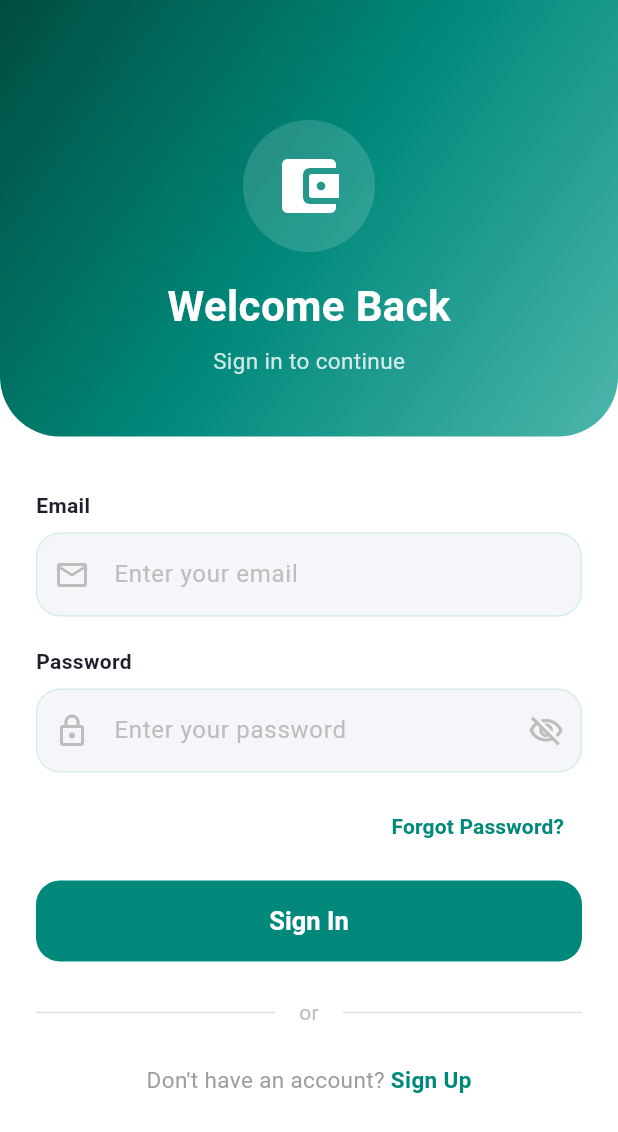
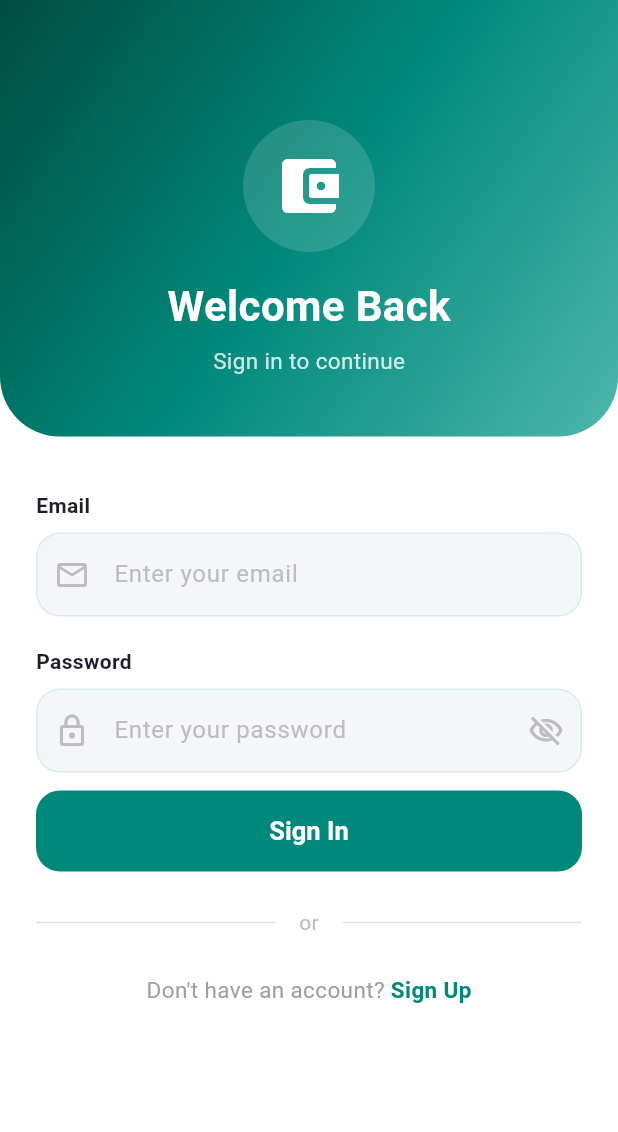
Before and after one commit to Jovin2301/FinSight, a Flutter app: the screen it shows after launch, on a phone screen of 412 x 824 dp. Shown: the top 1132 px of the screen. Run offline on Flutter 3.47's test engine with Material 3 defaults, Android fonts, the phone set to English and light mode, and no system bars; our stand-ins replace csv, emoji_picker_flutter, fl_chart, flutter_dotenv, flutter_secure_storage, image_picker and 3 more; missing offline and left inert: currency_picker, dart:js_interop, google_mlkit_text_recognition.

Commit message:
1. disabled auto login 2. remove forget password 3. remove theme settings

```diff
--- a/finsight/lib/screens/bill_scan_dialog.dart
+++ b/finsight/lib/screens/bill_scan_dialog.dart
@@ -1,12 +1,10 @@
 import 'dart:convert';
-
 import 'package:flutter/foundation.dart';
 import 'package:flutter/material.dart';
 import 'package:flutter_dotenv/flutter_dotenv.dart';
 import 'package:google_mlkit_text_recognition/google_mlkit_text_recognition.dart';
 import 'package:http/http.dart' as http;
 import 'package:image_picker/image_picker.dart';
-
 import '../constants/app_colors.dart';
 import '../models/recurring_payment.dart';
 
--- a/finsight/lib/screens/change_password_screen.dart
+++ b/finsight/lib/screens/change_password_screen.dart
@@ -1,5 +1,4 @@
 import 'dart:convert';
-
 import 'package:flutter/material.dart';
 import 'package:flutter_dotenv/flutter_dotenv.dart';
 import 'package:http/http.dart' as http;
@@ -14,7 +13,6 @@ class ChangePasswordScreen extends StatefulWidget {
   State<ChangePasswordScreen> createState() => _ChangePasswordScreenState();
 }
 
-// ── Live requirement checklist row ─────────────────────────────
 class _RequirementRow extends StatelessWidget {
   final String label;
   final bool met;
@@ -140,7 +138,7 @@ class _ChangePasswordScreenState extends State<ChangePasswordScreen> {
             message = data['error'].toString();
           }
         } catch (_) {
-          // response body wasn't JSON; fall back to the default message
+          // response body wasn't JSON, fall back to the default message
         }
         ScaffoldMessenger.of(
           context,
--- a/finsight/lib/screens/help_center.dart
+++ b/finsight/lib/screens/help_center.dart
@@ -154,7 +154,6 @@ class _HelpCenterScreenState extends State<HelpCenterScreen> {
         children: [
           const SizedBox(height: 8),
 
-          // Search bar
           Container(
             decoration: BoxDecoration(
               color: _cardColor,
@@ -217,7 +216,6 @@ class _HelpCenterScreenState extends State<HelpCenterScreen> {
             const SizedBox(height: 28),
           ],
 
-          // FAQ section
           Row(
             children: [
               Text(
@@ -328,7 +326,6 @@ class _HelpCenterScreenState extends State<HelpCenterScreen> {
   }
 }
 
-// ── Topic card
 class _TopicCard extends StatelessWidget {
   final _TopicItem topic;
   const _TopicCard({required this.topic});
@@ -383,7 +380,6 @@ class _TopicCard extends StatelessWidget {
   }
 }
 
-// ── FAQ tile
 class _FAQTile extends StatefulWidget {
   final _FAQItem item;
   const _FAQTile({required this.item});
@@ -492,7 +488,6 @@ class _FAQTileState extends State<_FAQTile>
   }
 }
 
-// ── Data classes
 class _FAQItem {
   final String question;
   final String answer;
--- a/finsight/lib/screens/homeContent.dart
+++ b/finsight/lib/screens/homeContent.dart
@@ -408,8 +408,6 @@ class HomeContent extends StatelessWidget {
     );
   }
 
-  // ── Helper Widgets ──
-
   Widget _goalsCard() {
     if (goals.isEmpty) return _emptyCard('No goals added yet.');
 
--- a/finsight/lib/screens/login_screen.dart
+++ b/finsight/lib/screens/login_screen.dart
@@ -137,7 +137,6 @@ class _LoginScreenState extends State<LoginScreen> {
             ),
             const SizedBox(height: 36),
 
-            // ── Login Form ──
             Padding(
               padding: const EdgeInsets.symmetric(horizontal: 24),
               child: Column(
@@ -222,23 +221,6 @@ class _LoginScreenState extends State<LoginScreen> {
                   ),
                   const SizedBox(height: 12),
 
-                  // Forgot password
-                  Align(
-                    alignment: Alignment.centerRight,
-                    child: TextButton(
-                      onPressed: () {},
-                      child: const Text(
-                        'Forgot Password?',
-                        style: TextStyle(
-                          color: Color(0xFF00897B),
-                          fontWeight: FontWeight.w600,
-                        ),
-                      ),
-                    ),
-                  ),
-                  const SizedBox(height: 12),
-
-                  // Login button
                   SizedBox(
                     width: double.infinity,
                     height: 54,
--- a/finsight/lib/screens/register_screen.dart
+++ b/finsight/lib/screens/register_screen.dart
@@ -193,7 +193,6 @@ class _RegisterScreenState extends State<RegisterScreen> {
               ),
               const SizedBox(height: 20),
 
-              // Repeat password field
               _buildField(
                 label: 'Repeat password',
                 controller: _confirmPasswordController,
@@ -251,7 +250,6 @@ class _RegisterScreenState extends State<RegisterScreen> {
               ),
               const SizedBox(height: 24),
 
-              // Login button (light mint)
               Row(
                 mainAxisAlignment: MainAxisAlignment.center,
                 children: [
--- a/finsight/lib/screens/splash_screen.dart
+++ b/finsight/lib/screens/splash_screen.dart
@@ -32,7 +32,7 @@ class _SplashScreenState extends State<SplashScreen>
       context,
       MaterialPageRoute(
         builder: (_) =>
-            auth.isLoggedIn ? const MainScreen() : const LoginScreen(),
+            const LoginScreen(),
       ),
     );
   }
--- a/finsight/lib/screens/term_service.dart
+++ b/finsight/lib/screens/term_service.dart
@@ -113,7 +113,6 @@ class TermsOfServiceScreen extends StatelessWidget {
       ),
       body: Column(
         children: [
-          // ── Notice banner ───────────────────────────────────
           Container(
             margin: const EdgeInsets.fromLTRB(20, 4, 20, 0),
             padding: const EdgeInsets.all(14),
@@ -166,7 +165,6 @@ class TermsOfServiceScreen extends StatelessWidget {
             ),
           ),
 
-          // ── Scrollable sections ─────────────────────────────
           Expanded(
             child: ListView.separated(
               padding: const EdgeInsets.fromLTRB(20, 12, 20, 16),
@@ -176,7 +174,6 @@ class TermsOfServiceScreen extends StatelessWidget {
             ),
           ),
 
-          // ── Pinned accept footer ────────────────────────────
           Container(
             decoration: const BoxDecoration(
               color: Colors.white,
@@ -234,7 +231,6 @@ class TermsOfServiceScreen extends StatelessWidget {
   }
 }
 
-// ── Terms tile ────────────────────────────────────────────────
 class _TermsTile extends StatelessWidget {
   final _TermsSection section;
   const _TermsTile({required this.section});
@@ -371,7 +367,6 @@ class _TermsTile extends StatelessWidget {
   }
 }
 
-// ── Data class ────────────────────────────────────────────────
 class _TermsSection {
   final String number;
   final String title;
```
Also changed, not shown: finsight/lib/screens/account_topic_screen.dart (+1 -7 lines), finsight/lib/screens/edit_username_screen.dart (+0 -8 lines), finsight/lib/screens/profile_screen.dart (+0 -23 lines), finsight/lib/screens/transactions_screen.dart (+1 -8 lines), 3 other files.
